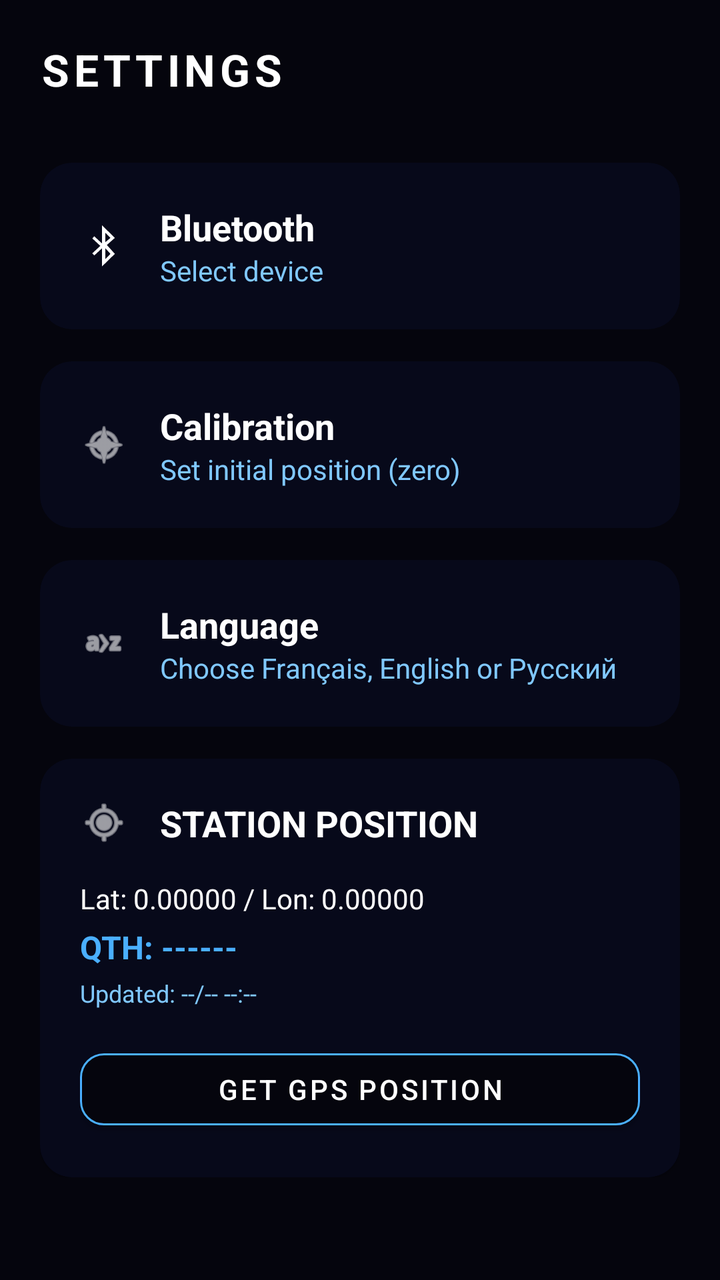
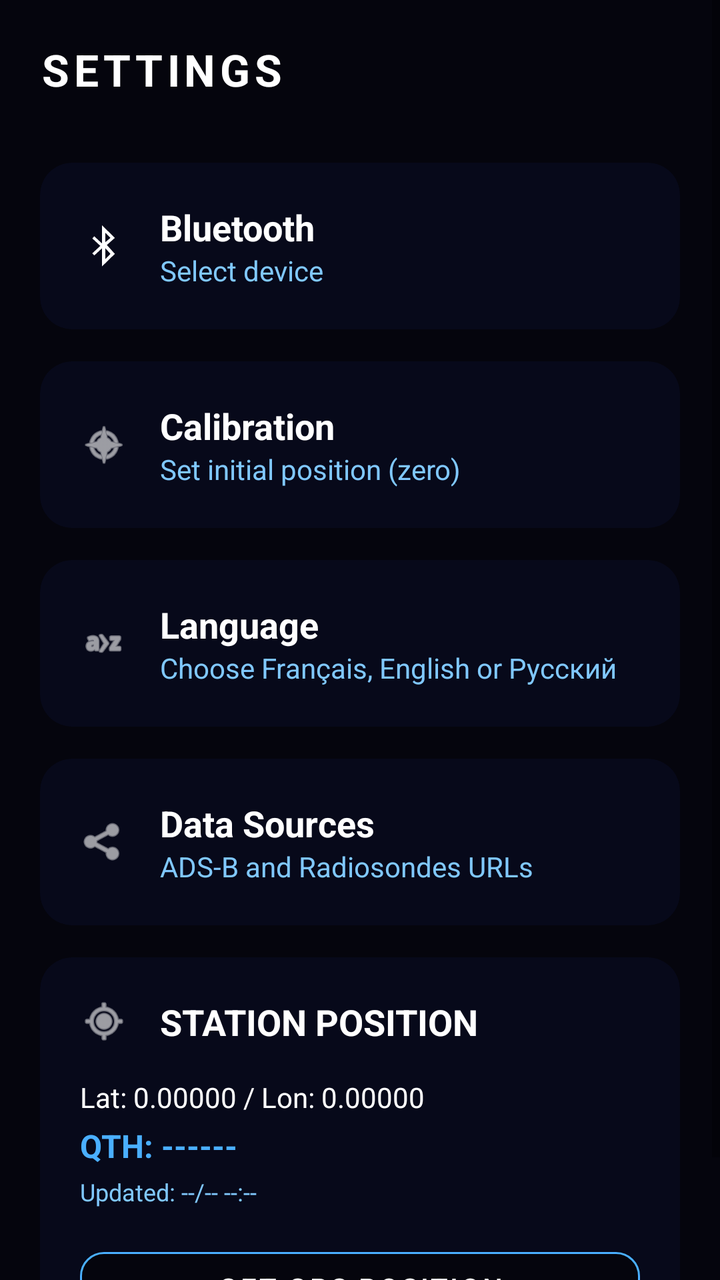

Screens rendered from an Android XML layout before and after an edit, with the pre-edit source and the edit as a unified diff.
<!-- AndroidManifest.xml: application theme Theme.F4DIWRotatorApp -->
<!-- res/layout/fragment_settings.xml -->
<?xml version="1.0" encoding="utf-8"?>
<ScrollView xmlns:android="http://schemas.android.com/apk/res/android"
    xmlns:app="http://schemas.android.com/apk/res-auto"
    android:layout_width="match_parent"
    android:layout_height="match_parent"
    android:background="@color/bg_main">

    <LinearLayout
        android:layout_width="match_parent"
        android:layout_height="wrap_content"
        android:orientation="vertical"
        android:padding="20dp">

        <TextView
            android:layout_width="match_parent"
            android:layout_height="wrap_content"
            android:text="@string/title_settings"
            android:textColor="@color/white"
            android:textSize="22sp"
            android:textStyle="bold"
            android:letterSpacing="0.1"
            android:layout_marginBottom="32dp" />

        
        <com.google.android.material.card.MaterialCardView
            android:id="@+id/cardBluetooth"
            android:layout_width="match_parent"
            android:layout_height="wrap_content"
            android:layout_marginBottom="16dp"
            android:clickable="true"
            android:focusable="true"
            app:cardCornerRadius="16dp"
            app:cardBackgroundColor="@color/bg_card"
            app:strokeWidth="0dp">

            <LinearLayout
                android:layout_width="match_parent"
                android:layout_height="wrap_content"
                android:orientation="horizontal"
                android:padding="20dp"
                android:gravity="center_vertical">

                <ImageView
                    android:layout_width="24dp"
                    android:layout_height="24dp"
                    android:src="@android:drawable/stat_sys_data_bluetooth"
                    app:tint="@color/white" />

                <LinearLayout
                    android:layout_width="0dp"
                    android:layout_height="wrap_content"
                    android:layout_weight="1"
                    android:orientation="vertical"
                    android:layout_marginStart="16dp">

                    <TextView
                        android:layout_width="wrap_content"
                        android:layout_height="wrap_content"
                        android:text="@string/settings_bluetooth"
                        android:textColor="@color/white"
                        android:textSize="18sp"
                        android:textStyle="bold" />

                    <TextView
                        android:layout_width="wrap_content"
                        android:layout_height="wrap_content"
                        android:text="@string/settings_bluetooth_sub"
                        android:textColor="@color/text_secondary"
                        android:textSize="14sp" />
                </LinearLayout>
            </LinearLayout>
        </com.google.android.material.card.MaterialCardView>

        
        <com.google.android.material.card.MaterialCardView
            android:id="@+id/cardCalibration"
            android:layout_width="match_parent"
            android:layout_height="wrap_content"
            android:layout_marginBottom="16dp"
            android:clickable="true"
            android:focusable="true"
            app:cardCornerRadius="16dp"
            app:cardBackgroundColor="@color/bg_card"
            app:strokeWidth="0dp">

            <LinearLayout
                android:layout_width="match_parent"
                android:layout_height="wrap_content"
                android:orientation="horizontal"
                android:padding="20dp"
                android:gravity="center_vertical">

                <ImageView
                    android:layout_width="24dp"
                    android:layout_height="24dp"
                    android:src="@android:drawable/ic_menu_compass"
                    app:tint="@color/white" />

                <LinearLayout
                    android:layout_width="0dp"
                    android:layout_height="wrap_content"
                    android:layout_weight="1"
                    android:orientation="vertical"
                    android:layout_marginStart="16dp">

                    <TextView
                        android:layout_width="wrap_content"
                        android:layout_height="wrap_content"
                        android:text="@string/settings_calibration"
                        android:textColor="@color/white"
                        android:textSize="18sp"
                        android:textStyle="bold" />

                    <TextView
                        android:layout_width="wrap_content"
                        android:layout_height="wrap_content"
                        android:text="@string/settings_calibration_sub"
                        android:textColor="@color/text_secondary"
                        android:textSize="14sp" />
                </LinearLayout>
            </LinearLayout>
        </com.google.android.material.card.MaterialCardView>

        
        <com.google.android.material.card.MaterialCardView
            android:id="@+id/cardLanguage"
            android:layout_width="match_parent"
            android:layout_height="wrap_content"
            android:layout_marginBottom="16dp"
            android:clickable="true"
            android:focusable="true"
            app:cardCornerRadius="16dp"
            app:cardBackgroundColor="@color/bg_card"
            app:strokeWidth="0dp">

            <LinearLayout
                android:layout_width="match_parent"
                android:layout_height="wrap_content"
                android:orientation="horizontal"
                android:padding="20dp"
                android:gravity="center_vertical">

                    <ImageView
                        android:layout_width="24dp"
                        android:layout_height="24dp"
                        android:src="@android:drawable/ic_menu_sort_alphabetically"
                        app:tint="@color/white" />

                <LinearLayout
                    android:layout_width="0dp"
                    android:layout_height="wrap_content"
                    android:layout_weight="1"
                    android:orientation="vertical"
                    android:layout_marginStart="16dp">

                    <TextView
                        android:layout_width="wrap_content"
                        android:layout_height="wrap_content"
                        android:text="@string/settings_language"
                        android:textColor="@color/white"
                        android:textSize="18sp"
                        android:textStyle="bold" />

                    <TextView
                        android:layout_width="wrap_content"
                        android:layout_height="wrap_content"
                        android:text="@string/settings_language_sub"
                        android:textColor="@color/text_secondary"
                        android:textSize="14sp" />
                </LinearLayout>
            </LinearLayout>
        </com.google.android.material.card.MaterialCardView>

        
        <com.google.android.material.card.MaterialCardView
            android:id="@+id/cardPosition"
            android:layout_width="match_parent"
            android:layout_height="wrap_content"
            app:cardCornerRadius="16dp"
            app:cardBackgroundColor="@color/bg_card"
            app:strokeWidth="0dp">

            <LinearLayout
                android:layout_width="match_parent"
                android:layout_height="wrap_content"
                android:orientation="vertical"
                android:padding="20dp">

                <LinearLayout
                    android:layout_width="match_parent"
                    android:layout_height="wrap_content"
                    android:orientation="horizontal"
                    android:gravity="center_vertical"
                    android:layout_marginBottom="16dp">

                    <ImageView
                        android:layout_width="24dp"
                        android:layout_height="24dp"
                        android:src="@android:drawable/ic_menu_mylocation"
                        app:tint="@color/white" />

                    <TextView
                        android:layout_width="0dp"
                        android:layout_height="wrap_content"
                        android:layout_weight="1"
                        android:text="@string/title_position"
                        android:textColor="@color/white"
                        android:textSize="18sp"
                        android:textStyle="bold"
                        android:layout_marginStart="16dp" />
                </LinearLayout>

                <TextView
                    android:id="@+id/tvLatLon"
                    android:layout_width="match_parent"
                    android:layout_height="wrap_content"
                    android:text="Lat: 0.00000 / Lon: 0.00000"
                    android:textColor="@color/white"
                    android:textSize="14sp"
                    android:layout_marginBottom="4dp" />

                <TextView
                    android:id="@+id/tvQth"
                    android:layout_width="match_parent"
                    android:layout_height="wrap_content"
                    android:text="QTH: ------"
                    android:textColor="@color/accent_blue"
                    android:textSize="16sp"
                    android:textStyle="bold"
                    android:layout_marginBottom="4dp" />

                <TextView
                    android:id="@+id/tvLastUpdate"
                    android:layout_width="match_parent"
                    android:layout_height="wrap_content"
                    android:text="Updated: --/-- --:--"
                    android:textColor="@color/text_secondary"
                    android:textSize="12sp"
                    android:layout_marginBottom="16dp" />

                <com.google.android.material.button.MaterialButton
                    android:id="@+id/btnGpsUpdate"
                    android:layout_width="match_parent"
                    android:layout_height="wrap_content"
                    android:text="@string/btn_gps_update"
                    android:backgroundTint="@color/bg_main"
                    android:textColor="@color/white"
                    app:strokeColor="@color/accent_blue"
                    app:strokeWidth="1dp"
                    app:cornerRadius="12dp" />
            </LinearLayout>
        </com.google.android.material.card.MaterialCardView>

    </LinearLayout>
</ScrollView>
<!-- resources referenced by this layout -->
<resources>
  <color name="accent_blue">#4AAFFF</color>
  <color name="bg_card">#07091A</color>
  <color name="bg_main">#05050D</color>
  <color name="text_secondary">#80C8FF</color>
  <color name="white">#FFFFFFFF</color>
  <string name="btn_gps_update">GET GPS POSITION</string>
  <string name="settings_bluetooth">Bluetooth</string>
  <string name="settings_bluetooth_sub">Select device</string>
  <string name="settings_calibration">Calibration</string>
  <string name="settings_calibration_sub">Set initial position (zero)</string>
  <string name="settings_language">Language</string>
  <string name="settings_language_sub">Choose Français, English or Русский</string>
  <string name="title_position">STATION POSITION</string>
  <string name="title_settings">SETTINGS</string>
  <style name="Theme.F4DIWRotatorApp" parent="Theme.MaterialComponents.DayNight.NoActionBar">
          
          <item name="colorPrimary">@color/accent_blue</item>
          <item name="colorPrimaryVariant">@color/grid_blue</item>
          <item name="colorOnPrimary">@color/bg_main</item>
          
          <item name="colorSecondary">@color/text_secondary</item>
          <item name="colorSecondaryVariant">@color/accent_blue</item>
          <item name="colorOnSecondary">@color/black</item>
          
          <item name="android:statusBarColor">@color/bg_main</item>
          
          <item name="android:windowBackground">@color/bg_main</item>
          <item name="alertDialogTheme">@style/Theme.F4DIWRotatorApp.Dialog</item>
      </style>
  <color name="grid_blue">#4A9EFF</color>
  <color name="black">#FF000000</color>
  <style name="Theme.F4DIWRotatorApp.Dialog" parent="Theme.MaterialComponents.DayNight.Dialog.Alert">
          <item name="android:windowBackground">@color/bg_card</item>
          <item name="android:textColorPrimary">@color/white</item>
          <item name="colorAccent">@color/accent_blue</item>
      </style>
</resources>

<!-- the commit's change to res/layout/fragment_settings.xml (unified diff, before → after) -->
@@ -173,6 +173,56 @@
 
         
         <com.google.android.material.card.MaterialCardView
+            android:id="@+id/cardDataSources"
+            android:layout_width="match_parent"
+            android:layout_height="wrap_content"
+            android:layout_marginBottom="16dp"
+            android:clickable="true"
+            android:focusable="true"
+            app:cardCornerRadius="16dp"
+            app:cardBackgroundColor="@color/bg_card"
+            app:strokeWidth="0dp">
+
+            <LinearLayout
+                android:layout_width="match_parent"
+                android:layout_height="wrap_content"
+                android:orientation="horizontal"
+                android:padding="20dp"
+                android:gravity="center_vertical">
+
+                <ImageView
+                    android:layout_width="24dp"
+                    android:layout_height="24dp"
+                    android:src="@android:drawable/ic_menu_share"
+                    app:tint="@color/white" />
+
+                <LinearLayout
+                    android:layout_width="0dp"
+                    android:layout_height="wrap_content"
+                    android:layout_weight="1"
+                    android:orientation="vertical"
+                    android:layout_marginStart="16dp">
+
+                    <TextView
+                        android:layout_width="wrap_content"
+                        android:layout_height="wrap_content"
+                        android:text="@string/settings_data_sources"
+                        android:textColor="@color/white"
+                        android:textSize="18sp"
+                        android:textStyle="bold" />
+
+                    <TextView
+                        android:layout_width="wrap_content"
+                        android:layout_height="wrap_content"
+                        android:text="@string/settings_data_sources_sub"
+                        android:textColor="@color/text_secondary"
+                        android:textSize="14sp" />
+                </LinearLayout>
+            </LinearLayout>
+        </com.google.android.material.card.MaterialCardView>
+
+        
+        <com.google.android.material.card.MaterialCardView
             android:id="@+id/cardPosition"
             android:layout_width="match_parent"
             android:layout_height="wrap_content"
<!-- resource entries referenced after the edit -->
@@ -10,6 +10,8 @@
   <string name="settings_bluetooth_sub">Select device</string>
   <string name="settings_calibration">Calibration</string>
   <string name="settings_calibration_sub">Set initial position (zero)</string>
+  <string name="settings_data_sources">Data Sources</string>
+  <string name="settings_data_sources_sub">ADS-B and Radiosondes URLs</string>
   <string name="settings_language">Language</string>
   <string name="settings_language_sub">Choose Français, English or Русский</string>
   <string name="title_position">STATION POSITION</string>
